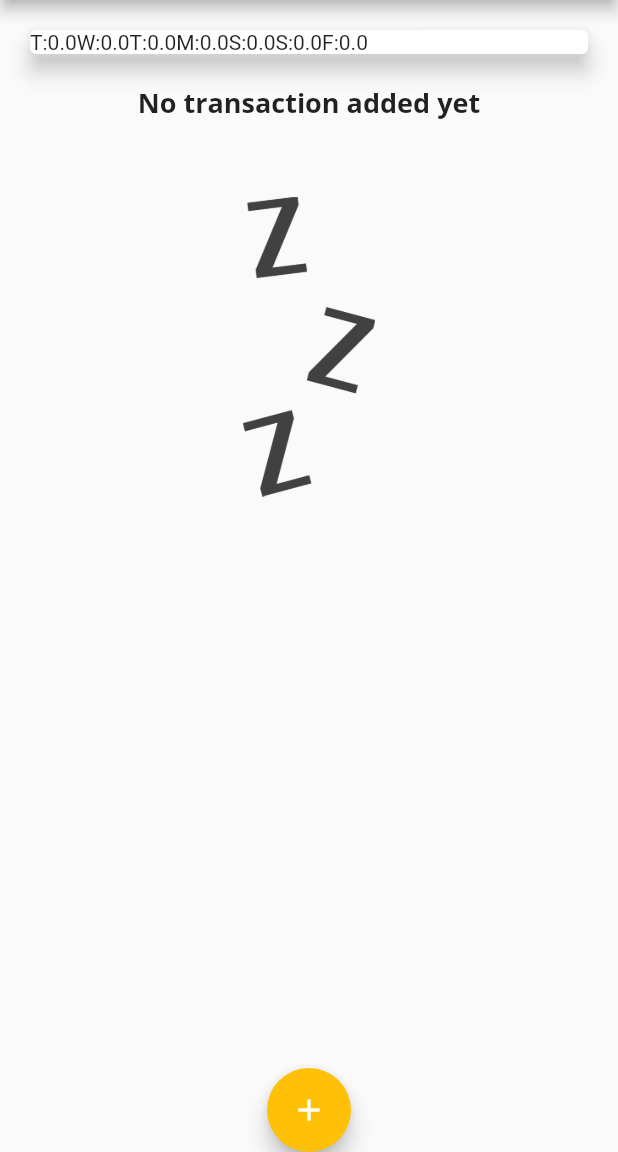
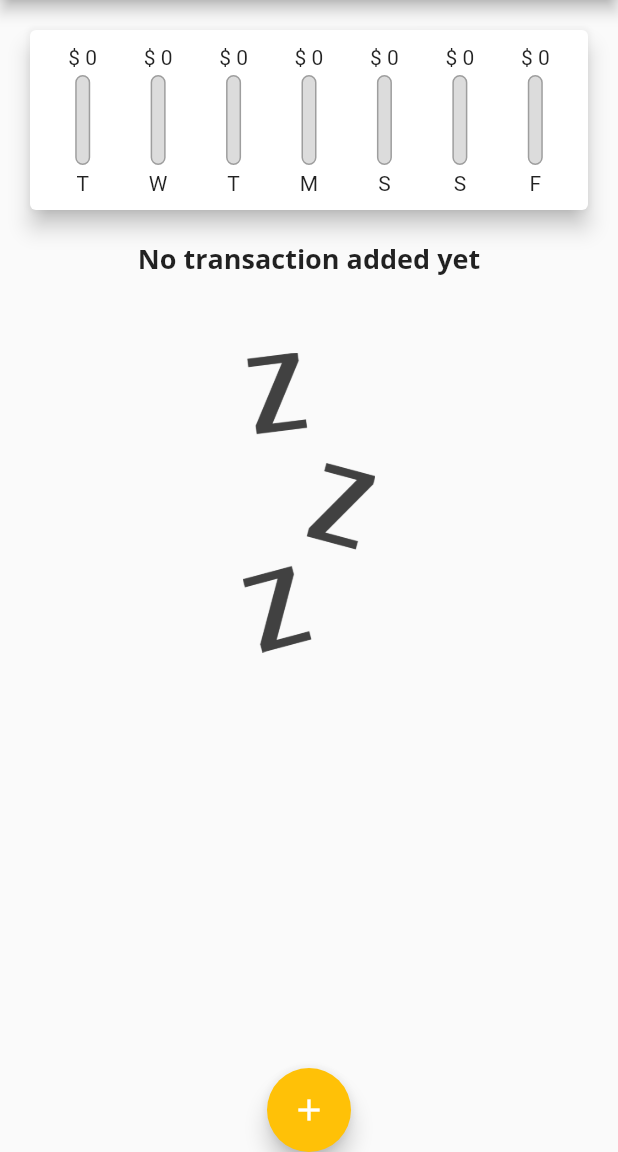
Before and after one commit to IvanSetiawan2001/Expenses_app, a Flutter app: the screen it shows after launch, on a phone screen of 412 x 824 dp, the part 84-1236 px from its top. Run offline on Flutter 3.47's test engine with Material 2 defaults, Android fonts, the phone set to English and light mode, and no system bars.

Commit message:
finishing the chartbar

```diff
--- a/lib/Widgets/chart.dart
+++ b/lib/Widgets/chart.dart
@@ -1,5 +1,6 @@
 import 'package:flutter/material.dart';
 import 'package:flutter_complete_guide/Models/transaction.dart';
+import 'package:flutter_complete_guide/Widgets/chart_bar.dart';
 import 'package:intl/intl.dart';
 
 class Chart extends StatelessWidget {
@@ -9,11 +10,10 @@ class Chart extends StatelessWidget {
 
   List<Map<String, Object>> get groupedTransactionValues {
     return List.generate(7, (index) {
+      //generate a list with 7 item
       final weekDay = DateTime.now().subtract(Duration(days: index));
       double totalSum = 0;
 
-      print(
-          'masuk & recentTransactions. length = ${recentTransactions.length}');
       for (int a = 0; a < recentTransactions.length; a++) {
         if (recentTransactions[a].date!.day == weekDay.day &&
             recentTransactions[a].date!.month == weekDay.month &&
@@ -30,7 +30,12 @@ class Chart extends StatelessWidget {
         'amount': totalSum,
       };
     });
-    //generate a list with 7 item
+  }
+
+  double get totalSpending {
+    return groupedTransactionValues.fold(
+        0.0, (sum, item) => sum + (item['amount'] as double));
+    //fold allow us to change a list to another type with a certain logic we define that we passed to fold
   }
 
   @override
@@ -39,10 +44,25 @@ class Chart extends StatelessWidget {
     return Card(
       elevation: 6,
       margin: EdgeInsets.all(20),
-      child: Row(
-        children: groupedTransactionValues.map((data) {
-          return Text('${data['day']}:${data['amount']}');
-        }).toList(),
+      child: Container(
+        padding: EdgeInsets.all(10),
+        child: Row(
+          mainAxisAlignment: MainAxisAlignment.spaceAround,
+          children: groupedTransactionValues.map((data) {
+            return Flexible(
+              flex: 1,
+              //flex is indicate the portion a component will get, for example if one is 1 and the other is 2, the 2nd will get twice the space of the first one
+              fit: FlexFit.tight,
+              child: ChartBar(
+                label: (data['day'] as String),
+                spendingAmount: (data['amount'] as double),
+                spendingPcOfTotal: totalSpending == 0.0
+                    ? 0.0
+                    : (data['amount'] as double) / totalSpending,
+              ),
+            );
+          }).toList(),
+        ),
       ),
     );
   }
--- a/lib/Widgets/chart_bar.dart
+++ b/lib/Widgets/chart_bar.dart
@@ -11,7 +11,7 @@ class ChartBar extends StatelessWidget {
   Widget build(BuildContext context) {
     return Column(
       children: [
-        Text('\$ ${spendingAmount!.toStringAsFixed(0)}'),
+        FittedBox(child: Text('\$ ${spendingAmount!.toStringAsFixed(0)}')),
         SizedBox(
           height: 4,
         ),
@@ -39,7 +39,11 @@ class ChartBar extends StatelessWidget {
               //FractionallySizedBox is for create a box as a fraction of another value
             ],
           ),
-        )
+        ),
+        SizedBox(
+          height: 4,
+        ),
+        Text(label!),
       ],
     );
   }
```
